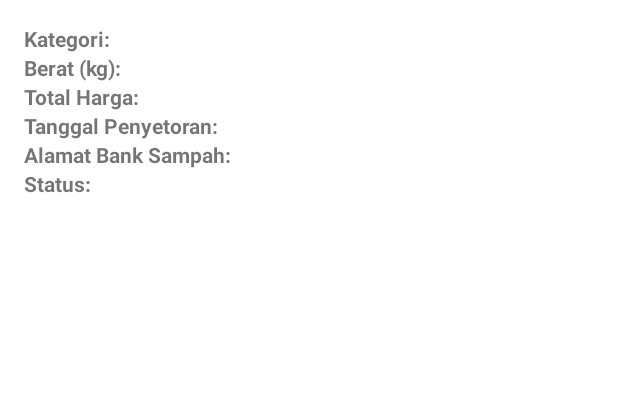
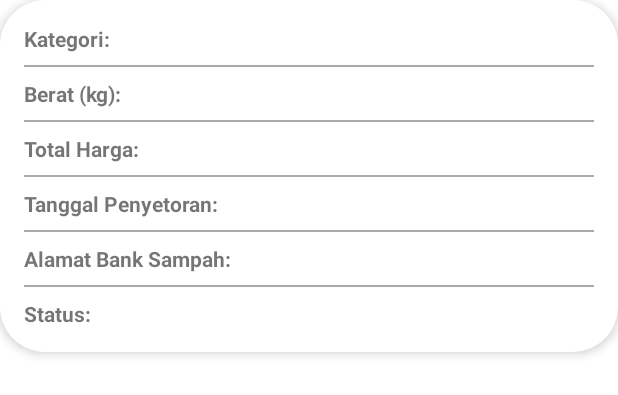
Before and after one commit to CandraWijaya06/BankSampah_progmob, an Android app: the layout item_history.xml on its own in the app's theme, with its tools: preview values and no code run, on a phone screen of 412 x 824 dp. Shown: the top 395 px of the screen. Run offline under Robolectric (Android 15) with nearby library versions, the phone set to English and light mode, and no system bars.

Commit message:
menghapus transaction, mengupdate activity_history.xml

```diff
--- a/app/src/main/res/layout/item_history.xml
+++ b/app/src/main/res/layout/item_history.xml
@@ -3,7 +3,10 @@
     android:layout_width="match_parent"
     android:layout_height="wrap_content"
     android:orientation="vertical"
-    android:padding="16dp">
+    android:padding="16dp"
+    android:layout_marginBottom="8dp"
+    android:background="@drawable/rounded_rectangle"
+    android:elevation="4dp"> <!-- Menambahkan elevation untuk efek bayangan -->
 
     <LinearLayout
         android:layout_width="match_parent"
@@ -22,6 +25,14 @@
             android:layout_height="wrap_content" />
     </LinearLayout>
 
+    <!-- Jarak antar item -->
+    <View
+        android:layout_width="match_parent"
+        android:layout_height="1dp"
+        android:background="@android:color/darker_gray"
+        android:layout_marginTop="8dp"
+        android:layout_marginBottom="8dp"/>
+
     <LinearLayout
         android:layout_width="match_parent"
         android:layout_height="wrap_content"
@@ -38,6 +49,14 @@
             android:layout_width="wrap_content"
             android:layout_height="wrap_content" />
     </LinearLayout>
+
+    <!-- Jarak antar item -->
+    <View
+        android:layout_width="match_parent"
+        android:layout_height="1dp"
+        android:background="@android:color/darker_gray"
+        android:layout_marginTop="8dp"
+        android:layout_marginBottom="8dp"/>
 
     <LinearLayout
         android:layout_width="match_parent"
@@ -56,6 +75,14 @@
             android:layout_height="wrap_content" />
     </LinearLayout>
 
+    <!-- Jarak antar item -->
+    <View
+        android:layout_width="match_parent"
+        android:layout_height="1dp"
+        android:background="@android:color/darker_gray"
+        android:layout_marginTop="8dp"
+        android:layout_marginBottom="8dp"/>
+
     <LinearLayout
         android:layout_width="match_parent"
         android:layout_height="wrap_content"
@@ -72,6 +99,14 @@
             android:layout_width="wrap_content"
             android:layout_height="wrap_content" />
     </LinearLayout>
+
+    <!-- Jarak antar item -->
+    <View
+        android:layout_width="match_parent"
+        android:layout_height="1dp"
+        android:background="@android:color/darker_gray"
+        android:layout_marginTop="8dp"
+        android:layout_marginBottom="8dp"/>
 
     <LinearLayout
         android:layout_width="match_parent"
@@ -90,6 +125,14 @@
             android:layout_height="wrap_content" />
     </LinearLayout>
 
+    <!-- Jarak antar item -->
+    <View
+        android:layout_width="match_parent"
+        android:layout_height="1dp"
+        android:background="@android:color/darker_gray"
+        android:layout_marginTop="8dp"
+        android:layout_marginBottom="8dp"/>
+
     <LinearLayout
         android:layout_width="match_parent"
         android:layout_height="wrap_content"
```
Also changed, not shown: app/src/main/java/com/example/progmobbank/Transaction.java (deleted, +0 -51 lines), app/src/main/java/com/example/progmobbank/TransactionAdapter.java (deleted, +0 -64 lines), app/src/main/res/layout/activity_history.xml (+63 -6 lines), app/src/main/res/layout/item_transaction.xml (deleted, +0 -51 lines).
